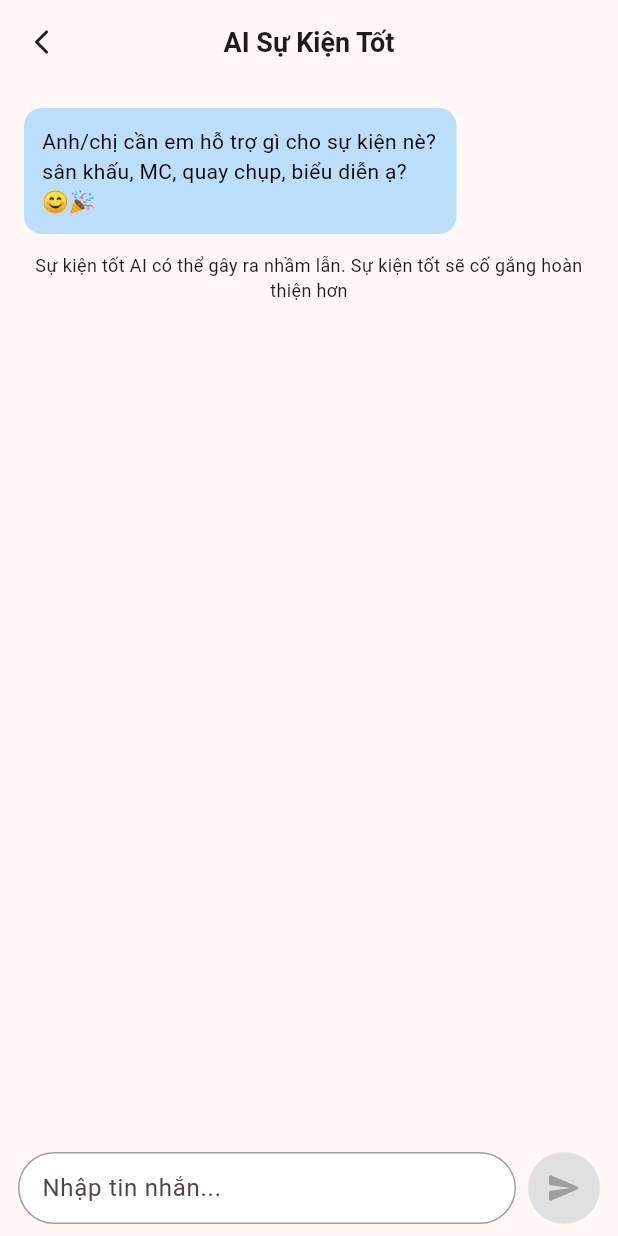
After one commit to HieuNT-2001/su_kien_tot, a Flutter app: the ChatPage screen opened by its route, on a phone screen of 412 x 824 dp. The commit adds this screen. Run offline on Flutter 3.47's test engine with Material 3 defaults, Android fonts, the phone set to English and light mode, and no system bars; our stand-ins replace country_code_picker, dotted_border, go_router, skeletonizer.

Commit message:
chat page

```diff
--- /dev/null
+++ b/lib/pages/chat/chat_page.dart
@@ -0,0 +1,31 @@
+import 'package:flutter/material.dart';
+import 'package:go_router/go_router.dart';
+import 'package:su_kien_tot/pages/chat/message_input.dart';
+import 'package:su_kien_tot/pages/chat/messages_area.dart';
+
+class ChatPage extends StatefulWidget {
+  const ChatPage({super.key});
+
+  @override
+  ChatPageState createState() => ChatPageState();
+}
+
+class ChatPageState extends State<ChatPage> {
+  @override
+  Widget build(BuildContext context) {
+    return Scaffold(
+      appBar: AppBar(
+        title: const Text(
+          'AI Sự Kiện Tốt',
+          style: TextStyle(fontSize: 18, fontWeight: FontWeight.bold),
+        ),
+        leading: IconButton(
+          icon: const Icon(Icons.arrow_back_ios_rounded, size: 20),
+          onPressed: () => context.pop(),
+        ),
+        centerTitle: true,
+      ),
+      body: const Column(children: [MessagesArea(), MessageInput()]),
+    );
+  }
+}
--- /dev/null
+++ b/lib/pages/chat/message_input.dart
@@ -0,0 +1,77 @@
+import 'package:flutter/material.dart';
+
+class MessageInput extends StatefulWidget {
+  const MessageInput({super.key});
+
+  @override
+  MessageInputState createState() => MessageInputState();
+}
+
+class MessageInputState extends State<MessageInput> {
+  final _chatController = TextEditingController();
+  bool _isEnabled = false;
+
+  @override
+  void initState() {
+    super.initState();
+    _chatController.addListener(() {
+      setState(() => _isEnabled = _chatController.text.isNotEmpty);
+    });
+  }
+
+  @override
+  void dispose() {
+    _chatController.dispose();
+    super.dispose();
+  }
+
+  @override
+  Widget build(BuildContext context) {
+    return SafeArea(
+      child: Container(
+        padding: const EdgeInsets.symmetric(horizontal: 12, vertical: 8),
+        child: Row(
+          children: [
+            Expanded(
+              child: TextField(
+                controller: _chatController,
+                maxLines: null,
+                textInputAction: TextInputAction.newline,
+                decoration: InputDecoration(
+                  hintText: 'Nhập tin nhắn...',
+                  contentPadding: const EdgeInsets.all(12),
+                  filled: true,
+                  fillColor: Colors.white,
+                  enabledBorder: OutlineInputBorder(
+                    borderRadius: BorderRadius.circular(24),
+                    borderSide: const BorderSide(color: Colors.grey),
+                  ),
+                  focusedBorder: OutlineInputBorder(
+                    borderRadius: BorderRadius.circular(24),
+                    borderSide: const BorderSide(color: Colors.grey),
+                  ),
+                  border: OutlineInputBorder(
+                    borderRadius: BorderRadius.circular(24),
+                    borderSide: const BorderSide(color: Colors.grey),
+                  ),
+                ),
+              ),
+            ),
+            const SizedBox(width: 8),
+            GestureDetector(
+              onTap: () {},
+              child: CircleAvatar(
+                backgroundColor: _isEnabled ? Colors.blue : Colors.grey[300],
+                radius: 24,
+                child: Icon(
+                  Icons.send_rounded,
+                  color: _isEnabled ? Colors.white : Colors.grey,
+                ),
+              ),
+            ),
+          ],
+        ),
+      ),
+    );
+  }
+}
--- /dev/null
+++ b/lib/pages/chat/messages_area.dart
@@ -0,0 +1,46 @@
+import 'package:flutter/material.dart';
+
+class MessagesArea extends StatefulWidget {
+  const MessagesArea({super.key});
+
+  @override
+  MessagesAreaState createState() => MessagesAreaState();
+}
+
+class MessagesAreaState extends State<MessagesArea> {
+  @override
+  Widget build(BuildContext context) {
+    return Expanded(
+      child: ListView(
+        padding: const EdgeInsets.all(16),
+        children: [
+          Align(
+            alignment: Alignment.centerLeft,
+            child: Container(
+              width: MediaQuery.of(context).size.width * 0.7,
+              padding: const EdgeInsets.all(12),
+              decoration: BoxDecoration(
+                color: Colors.blue.shade100,
+                borderRadius: BorderRadius.circular(12),
+              ),
+              child: const Text(
+                'Anh/chị cần em hỗ trợ gì cho sự kiện nè? sân khấu, '
+                'MC, quay chụp, biểu diễn ạ? 😊🎉',
+                style: TextStyle(color: Colors.black),
+              ),
+            ),
+          ),
+          const SizedBox(height: 12),
+          const Center(
+            child: Text(
+              'Sự kiện tốt AI có thể gây ra nhầm lẫn. '
+              'Sự kiện tốt sẽ cố gắng hoàn thiện hơn',
+              style: TextStyle(fontSize: 12),
+              textAlign: TextAlign.center,
+            ),
+          ),
+        ],
+      ),
+    );
+  }
+}
--- a/lib/pages/login_register/login_register.dart
+++ b/lib/pages/login_register/login_register.dart
@@ -27,10 +27,14 @@ class _LoginRegisterState extends State<LoginRegister> {
   void initState() {
     super.initState();
     _phoneController.addListener(() {
-      setState(() {
-        isEnabled = _phoneController.text.isNotEmpty;
-      });
+      setState(() => isEnabled = _phoneController.text.isNotEmpty);
     });
+  }
+
+  @override
+  void dispose() {
+    _phoneController.dispose();
+    super.dispose();
   }
 
   @override
--- a/lib/routes/app_router.dart
+++ b/lib/routes/app_router.dart
@@ -2,6 +2,7 @@ import 'package:flutter/material.dart';
 import 'package:go_router/go_router.dart';
 import 'package:su_kien_tot/pages/account/account_page.dart';
 import 'package:su_kien_tot/pages/activity/activity_page.dart';
+import 'package:su_kien_tot/pages/chat/chat_page.dart';
 import 'package:su_kien_tot/pages/favorite/favorite_page.dart';
 import 'package:su_kien_tot/pages/guide/guide_page.dart';
 import 'package:su_kien_tot/pages/help/help_page.dart';
@@ -100,13 +101,23 @@ class AppRouter {
         path: '/guide-page',
         builder: (context, state) => const GuidePage(),
       ),
+      GoRoute(
+        path: '/chat-page',
+        builder: (context, state) => const ChatPage(),
+      ),
       StatefulShellRoute.indexedStack(
         builder: (context, state, navigationShell) {
           return Scaffold(
             body: navigationShell,
             floatingActionButton: FloatingBar(
               currentIndex: navigationShell.currentIndex,
-              onTap: (index) => navigationShell.goBranch(index),
+              onTap: (index) {
+                if (index == 2) {
+                  context.push('/chat-page');
+                } else {
+                  navigationShell.goBranch(index);
+                }
+              },
             ),
             floatingActionButtonLocation:
                 FloatingActionButtonLocation.centerDocked,
@@ -132,8 +143,8 @@ class AppRouter {
           StatefulShellBranch(
             routes: [
               GoRoute(
-                path: '/start',
-                builder: (context, state) => const Start(),
+                path: '/chat-page',
+                builder: (context, state) => const ChatPage(),
               ),
             ],
           ),
```
